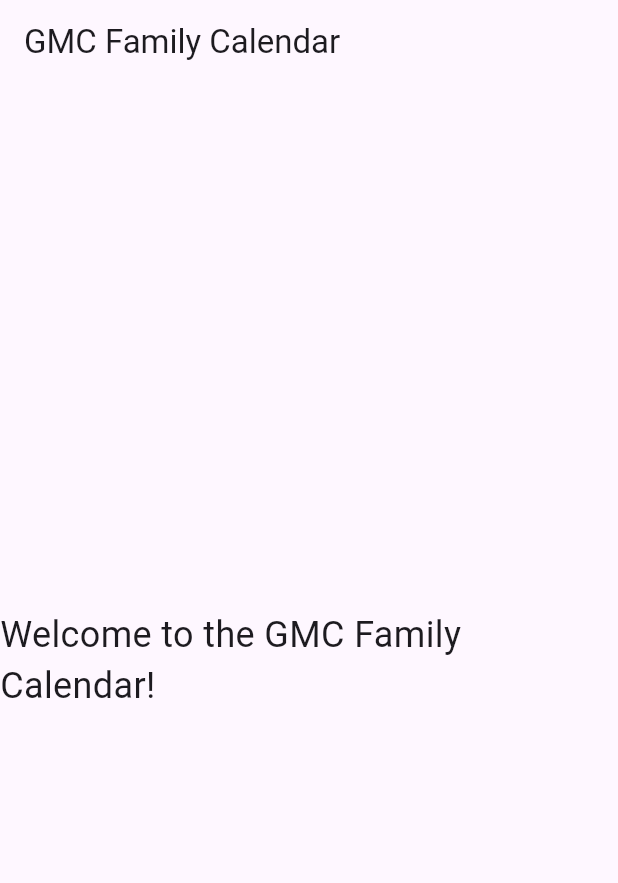
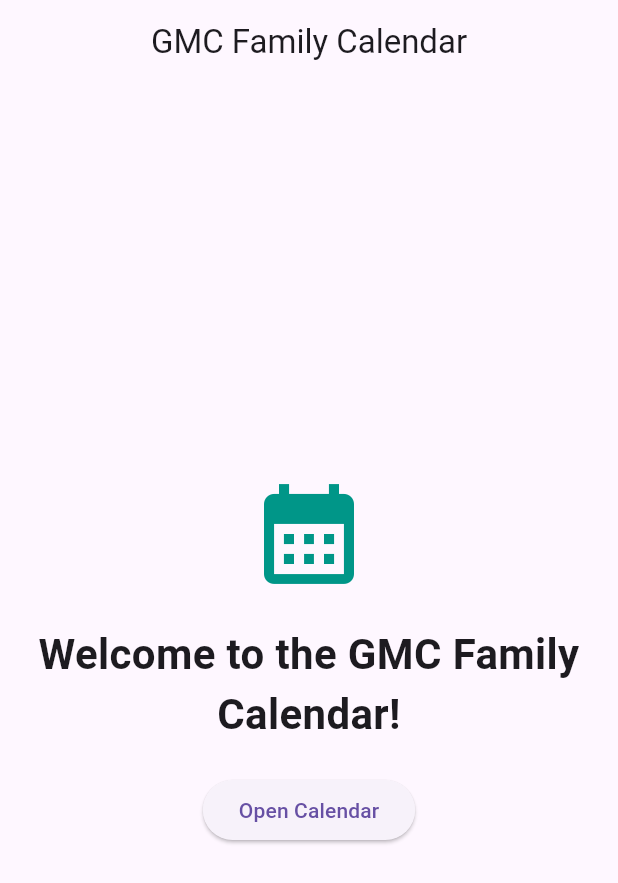
Before and after one commit to gi88785/gmc, a Flutter app: the screen it shows after launch, on a phone screen of 412 x 824 dp. Shown: the top 883 px of the screen. Run offline on Flutter 3.47's test engine with Material 3 defaults, Android fonts, the phone set to English and light mode, and no system bars.

```diff
--- a/lib/Pages/home_page.dart
+++ b/lib/Pages/home_page.dart
@@ -1,9 +1,10 @@
-import 'package:flutter/material.dart'; // 📦 Import Flutter UI toolkit
+import 'package:flutter/material.dart'; // 📦 Import Flutter's UI toolkit
+import 'events_list_page.dart'; // 📦 Import the EventsListPage (make sure this file exists)
 
-///
-/// 🏠 This is the Home Page of the app.
-/// It will display a simple title and welcome message for now.
-///
+//
+// 🏠 This is the Home Page of the app.
+// It displays a simple centered welcome message on all platforms.
+//
 class HomePage extends StatelessWidget {
   const HomePage({super.key}); // Constructor
 
@@ -11,12 +12,53 @@ class HomePage extends StatelessWidget {
   Widget build(BuildContext context) {
     return Scaffold(
       appBar: AppBar(
-        title: const Text('GMC Family Calendar'), // 📛 Top title bar
+        title: const Text('GMC Family Calendar'), // 📛 App's top title bar
+        centerTitle: true, // 👈 this centers the title on all platforms
       ),
-      body: const Center(
-        child: Text(
-          'Welcome to the GMC Family Calendar!',
-          style: TextStyle(fontSize: 24), // 🎨 Make text a bit bigger
+      body: SafeArea(
+        // 📱 Keeps content inside visible screen area on phones & tablets
+        child: Center(
+          // 📦 Center everything horizontally and vertically
+          child: Column(
+            mainAxisAlignment:
+                MainAxisAlignment.center, // 🎯 Center content vertically
+            crossAxisAlignment:
+                CrossAxisAlignment.center, // 🎯 Center content horizontally
+            children: [
+              // 📅 Calendar Icon
+              const Icon(Icons.calendar_month, size: 80, color: Colors.teal),
+              const SizedBox(height: 20), // 📏 Adds vertical space (20 pixels)
+              // 📝 Welcome text
+              const Text(
+                'Welcome to the GMC Family Calendar!',
+                textAlign:
+                    TextAlign
+                        .center, // 📝 Make sure text is centered in its box
+                style: TextStyle(
+                  fontSize: 28, // 🎨 Adjust text size
+                  fontWeight: FontWeight.bold, // 🎨 Make text bold
+                ),
+              ),
+              const SizedBox(
+                height: 20,
+              ), // 📏 Adds vertical space (20 pixels) below the text
+              // 📆 Open Calendar Button
+              ElevatedButton(
+                onPressed: () {
+                  // 📦 Navigate to Events List Page when button is pressed
+                  Navigator.push(
+                    context,
+                    MaterialPageRoute(
+                      builder:
+                          (context) =>
+                              const EventsListPage(), // 📦 Create and navigate to EventsListPage
+                    ),
+                  );
+                },
+                child: const Text('Open Calendar'), // 📖 Button label text
+              ),
+            ], // 👈 Closing bracket for children list — previously missing
+          ),
         ),
       ),
     );
--- a/lib/main.dart
+++ b/lib/main.dart
@@ -1,28 +1,31 @@
 import 'package:flutter/material.dart'; // 📦 Import Flutter's UI toolkit
-import 'Pages/home_page.dart'; // 📄 Import Flutter custom home page
+import 'Pages/home_page.dart'; // 📄 (Optional) Import Flutter custom home page
+//import 'Pages/events_list_page.dart'; // 📦 Import our Events List page
 
 void main() {
   runApp(
     const GMCApp(),
-  ); // 🏃‍♂️ Start the app by calling runApp and giving it our GMCApp widget
+  ); // 🏃‍♂️ Start the app by calling runApp and passing it our GMCApp widget
 }
 
-///
-/// 📱 This is the root widget of our app.
-/// Think of it like the main container for everything.
-///
+//
+// 📱 This is the root widget of our app.
+// Think of it like the main container for everything displayed.
+//
 class GMCApp extends StatelessWidget {
-  const GMCApp({super.key}); // Constructor for the class
+  const GMCApp({super.key}); // 📦 Constructor for the class
 
   @override
   Widget build(BuildContext context) {
     return MaterialApp(
-      title: 'Gilles & Marie Family Calendar', // 🏷️ App title
+      title:
+          'Gilles & Marie Family Calendar', // 🏷️ App title displayed in task switcher
       theme: ThemeData(
-        primarySwatch: Colors.teal, // 🎨 Main color theme
+        primarySwatch: Colors.teal, // 🎨 Main color theme of the app
       ),
       home:
-          const HomePage(), // 🏠 This is the screen we see when the app starts
+          const HomePage(), // 🏠 This is the screen we see when the app starts (commented out for now)
+      //const EventsListPage(), // 📃 Our current home screen is the Events List Page
     );
   }
 }
```
Also changed, not shown: lib/Models/event.dart (+122 -0 lines), lib/Pages/events_list_page.dart (+123 -0 lines), lib/Widgets/event_card.dart (+52 -0 lines).
